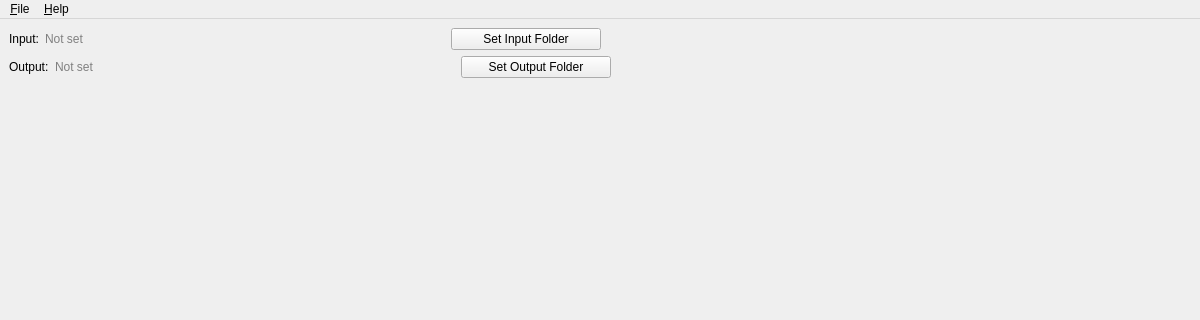
Old version of the form Qt/widgets/mainwindow.ui in the repository Glawster/sidecarEditor; both pictures show x 0 to 1200 and y 0 to 320 of the 1200 by 800 pixel window.
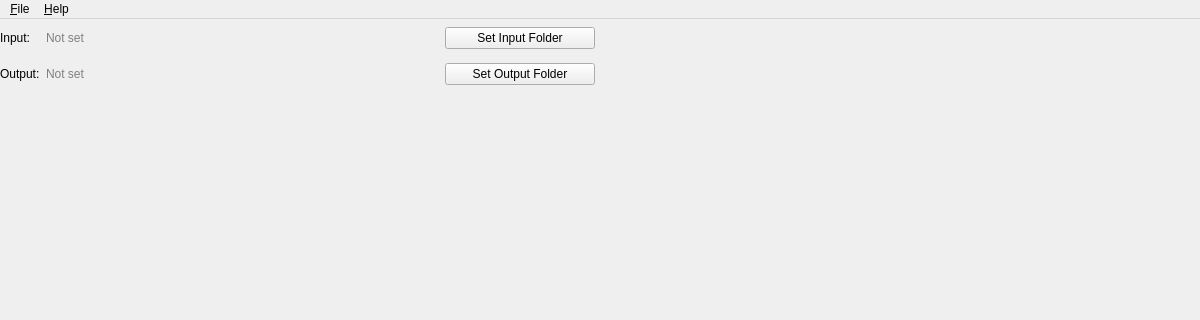
New version of the form.

Diff of the .ui file:
```diff
--- a/Qt/widgets/mainwindow.ui
+++ b/Qt/widgets/mainwindow.ui
@@ -14,152 +14,156 @@
    <string>Sidecar Editor</string>
   </property>
   <widget class="QWidget" name="centralwidget">
-   <layout class="QVBoxLayout" name="verticalLayout">
-    <item>
-     <layout class="QVBoxLayout" name="pathBar">
-      <item>
-       <layout class="QHBoxLayout" name="inputRow">
-        <item>
-         <widget class="QLabel" name="lblInputLabel">
-          <property name="text">
-           <string>Input:</string>
-          </property>
-         </widget>
-        </item>
-        <item>
-         <widget class="QLabel" name="lblInputPath">
-          <property name="text">
-           <string>Not set</string>
-          </property>
-          <property name="styleSheet">
-           <string>color: gray;</string>
-          </property>
-          <property name="minimumSize">
-           <size>
-            <width>400</width>
-            <height>0</height>
-           </size>
-          </property>
-          <property name="maximumSize">
-           <size>
-            <width>400</width>
-            <height>16777215</height>
-           </size>
-          </property>
-         </widget>
-        </item>
-        <item>
-         <widget class="QPushButton" name="btnSetInput">
-          <property name="text">
-           <string>Set Input Folder</string>
-          </property>
-          <property name="minimumSize">
-           <size>
-            <width>150</width>
-            <height>0</height>
-           </size>
-          </property>
-          <property name="maximumSize">
-           <size>
-            <width>150</width>
-            <height>16777215</height>
-           </size>
-          </property>
-         </widget>
-        </item>
-        <item>
-         <spacer name="horizontalSpacer1">
-          <property name="orientation">
-           <enum>Qt::Horizontal</enum>
-          </property>
-          <property name="sizeHint" stdset="0">
-           <size>
-            <width>40</width>
-            <height>20</height>
-           </size>
-          </property>
-         </spacer>
-        </item>
-       </layout>
-      </item>
-      <item>
-       <layout class="QHBoxLayout" name="outputRow">
-        <item>
-         <widget class="QLabel" name="lblOutputLabel">
-          <property name="text">
-           <string>Output:</string>
-          </property>
-         </widget>
-        </item>
-        <item>
-         <widget class="QLabel" name="lblOutputPath">
-          <property name="text">
-           <string>Not set</string>
-          </property>
-          <property name="styleSheet">
-           <string>color: gray;</string>
-          </property>
-          <property name="minimumSize">
-           <size>
-            <width>400</width>
-            <height>0</height>
-           </size>
-          </property>
-          <property name="maximumSize">
-           <size>
-            <width>400</width>
-            <height>16777215</height>
-           </size>
-          </property>
-         </widget>
-        </item>
-        <item>
-         <widget class="QPushButton" name="btnSetOutput">
-          <property name="text">
-           <string>Set Output Folder</string>
-          </property>
-          <property name="minimumSize">
-           <size>
-            <width>150</width>
-            <height>0</height>
-           </size>
-          </property>
-          <property name="maximumSize">
-           <size>
-            <width>150</width>
-            <height>16777215</height>
-           </size>
-          </property>
-         </widget>
-        </item>
-        <item>
-         <spacer name="horizontalSpacer2">
-          <property name="orientation">
-           <enum>Qt::Horizontal</enum>
-          </property>
-          <property name="sizeHint" stdset="0">
-           <size>
-            <width>40</width>
-            <height>20</height>
-           </size>
-          </property>
-         </spacer>
-        </item>
-       </layout>
-      </item>
-     </layout>
-    </item>
-    <item>
-     <widget class="QWidget" name="wgtMainContent" native="true">
-      <property name="sizePolicy">
-       <sizepolicy hsizetype="Expanding" vsizetype="Expanding">
-        <horstretch>0</horstretch>
-        <verstretch>0</verstretch>
-       </sizepolicy>
-      </property>
-     </widget>
-    </item>
-   </layout>
+   <widget class="QWidget" name="wgtMainContent" native="true">
+    <property name="geometry">
+     <rect>
+      <x>9</x>
+      <y>75</y>
+      <width>1182</width>
+      <height>673</height>
+     </rect>
+    </property>
+    <property name="sizePolicy">
+     <sizepolicy hsizetype="Expanding" vsizetype="Expanding">
+      <horstretch>0</horstretch>
+      <verstretch>0</verstretch>
+     </sizepolicy>
+    </property>
+   </widget>
+   <widget class="QWidget" name="widget" native="true">
+    <property name="geometry">
+     <rect>
+      <x>0</x>
+      <y>0</y>
+      <width>595</width>
+      <height>74</height>
+     </rect>
+    </property>
+    <layout class="QGridLayout" name="gridLayout">
+     <item row="0" column="7">
+      <spacer name="hrzSpacer1">
+       <property name="orientation">
+        <enum>Qt::Orientation::Horizontal</enum>
+       </property>
+       <property name="sizeHint" stdset="0">
+        <size>
+         <width>40</width>
+         <height>20</height>
+        </size>
+       </property>
+      </spacer>
+     </item>
+     <item row="2" column="7">
+      <spacer name="hrzSpacer2">
+       <property name="orientation">
+        <enum>Qt::Orientation::Horizontal</enum>
+       </property>
+       <property name="sizeHint" stdset="0">
+        <size>
+         <width>40</width>
+         <height>20</height>
+        </size>
+       </property>
+      </spacer>
+     </item>
+     <item row="2" column="0">
+      <widget class="QLabel" name="lblOutputLabel">
+       <property name="text">
+        <string>Output:</string>
+       </property>
+      </widget>
+     </item>
+     <item row="2" column="6">
+      <widget class="QPushButton" name="btnSetOutput">
+       <property name="minimumSize">
+        <size>
+         <width>150</width>
+         <height>0</height>
+        </size>
+       </property>
+       <property name="maximumSize">
+        <size>
+         <width>150</width>
+         <height>16777215</height>
+        </size>
+       </property>
+       <property name="text">
+        <string>Set Output Folder</string>
+       </property>
+      </widget>
+     </item>
+     <item row="0" column="0">
+      <widget class="QLabel" name="lblInputLabel">
+       <property name="text">
+        <string>Input:</string>
+       </property>
+      </widget>
+     </item>
+     <item row="0" column="6">
+      <widget class="QPushButton" name="btnSetInput">
+       <property name="minimumSize">
+        <size>
+         <width>150</width>
+         <height>0</height>
+        </size>
+       </property>
+       <property name="maximumSize">
+        <size>
+         <width>150</width>
+         <height>16777215</height>
+        </size>
+       </property>
+       <property name="text">
+        <string>Set Input Folder</string>
+       </property>
+      </widget>
+     </item>
+     <item row="0" column="1">
+      <widget class="QLabel" name="lblInputPath">
+       <property name="minimumSize">
+        <size>
+         <width>400</width>
+         <height>0</height>
+        </size>
+       </property>
+       <property name="maximumSize">
+        <size>
+         <width>400</width>
+         <height>16777215</height>
+        </size>
+       </property>
+       <property name="styleSheet">
+        <string>color: gray;</string>
+       </property>
+       <property name="text">
+        <string>Not set</string>
+       </property>
+      </widget>
+     </item>
+     <item row="2" column="1">
+      <widget class="QLabel" name="lblOutputPath">
+       <property name="minimumSize">
+        <size>
+         <width>400</width>
+         <height>0</height>
+        </size>
+       </property>
+       <property name="maximumSize">
+        <size>
+         <width>400</width>
+         <height>16777215</height>
+        </size>
+       </property>
+       <property name="styleSheet">
+        <string>color: gray;</string>
+       </property>
+       <property name="text">
+        <string>Not set</string>
+       </property>
+      </widget>
+     </item>
+    </layout>
+   </widget>
   </widget>
   <widget class="QMenuBar" name="menubar">
    <property name="geometry">
```
